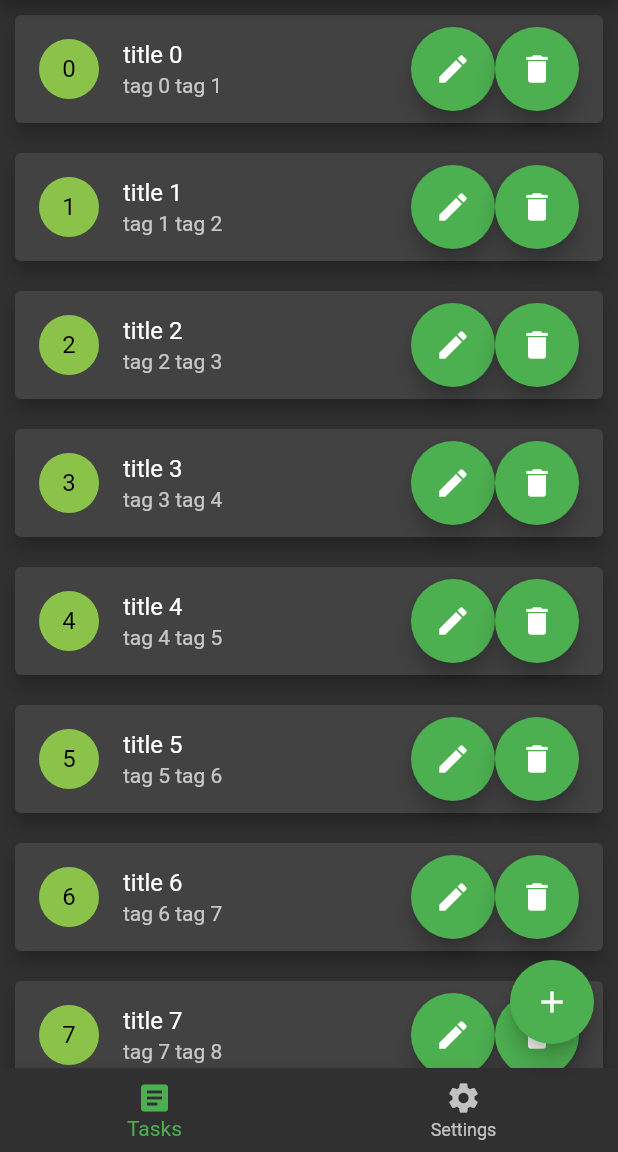
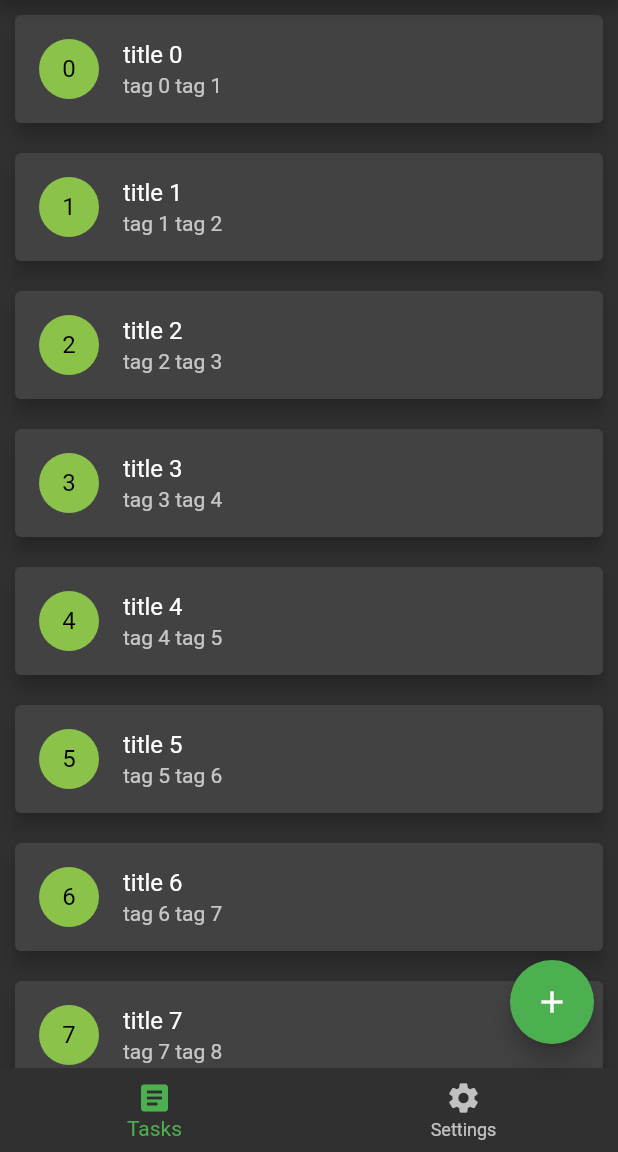
Before and after one commit to vincentprr/Mobile, a Flutter app: the screen it shows after launch, on a phone screen of 412 x 824 dp, the part 84-1236 px from its top. Run offline on Flutter 3.47's test engine with Material 2 defaults, Android fonts, the phone set to English and light mode, and no system bars; our stand-ins replace flutter_form_builder, form_builder_validators, google_fonts, settings_ui, shared_preferences; missing offline and left inert: dart:html.

Commit message:
Update mainview.dart

```diff
--- a/lib/mainview.dart
+++ b/lib/mainview.dart
@@ -23,31 +23,6 @@ class Ecran1 extends StatelessWidget {
                 ),
                 title: Text(tasks[index].title),
                 subtitle: Text(tasks[index].tags.join(" ")),
-
-                trailing: Row(
-                  mainAxisSize: MainAxisSize.min,
-                  children: [
-                    FloatingActionButton(
-                      heroTag: 'btnmodif${tasks[index].id}',
-                      onPressed: () {
-                        Navigator.push(
-                            context,
-                            MaterialPageRoute(
-                              builder: (context) => MyCustomFormModification(
-                                  taskId: tasks[index].id),
-                            ));
-                      },
-                      child: const Icon(Icons.edit),
-                    ),
-                    FloatingActionButton(
-                      heroTag: 'btndel${tasks[index].id}',
-                      onPressed: () {
-                        context.read<TaskViewModel>().delTask(tasks[index]);
-                      },
-                      child: const Icon(Icons.delete),
-                    )
-                  ],
-                ),
                 onTap: () {
                   Navigator.push(
                       context,
```
